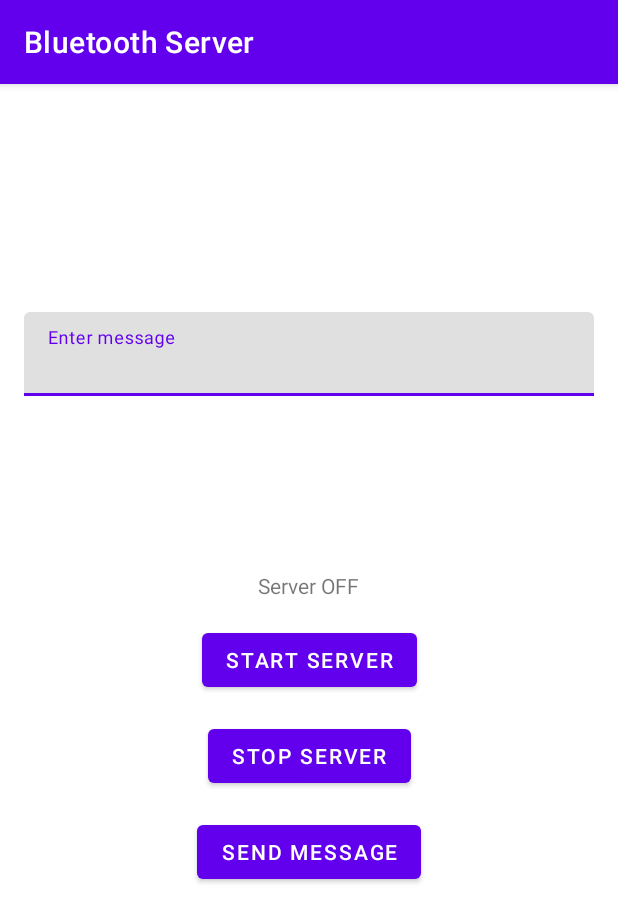
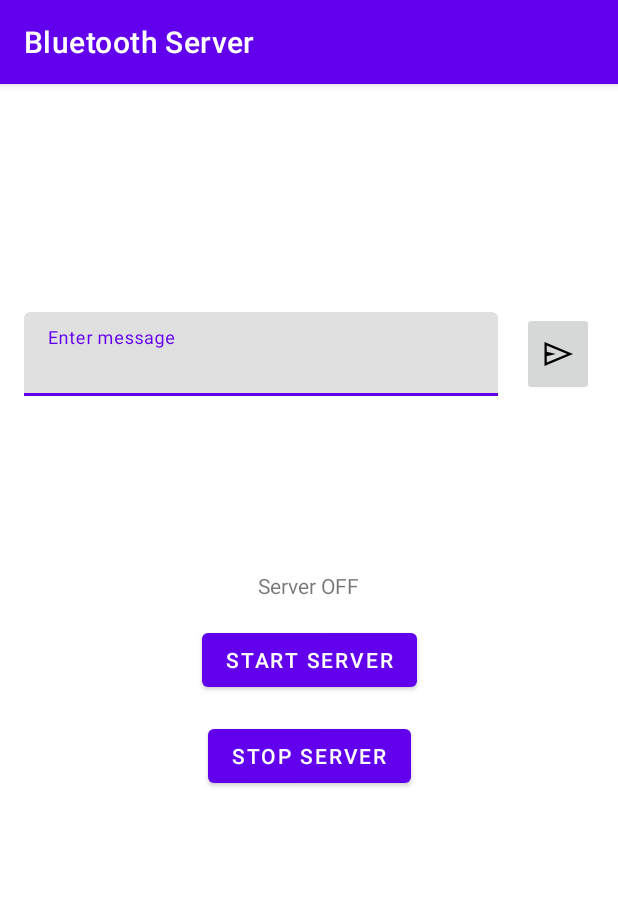
Before and after one commit to Gunock/Android-Bluetooth-Broadcasting, an Android app: the ServerActivity screen opened directly, with no data from a screen before it, on a phone screen of 412 x 824 dp. Shown: the top 922 px of the screen. Run offline under Robolectric (Android 15) with nearby library versions, the phone set to English and light mode, and no system bars; our stand-ins replace Dagger/Hilt's generated code.

Commit message:
Replaced server send button with image button

```diff
--- a/app/src/main/java/pl/gunock/bluetoothbroadcasting/ui/client/pickserver/BluetoothDeviceItemsAdapter.kt
+++ b/app/src/main/java/pl/gunock/bluetoothbroadcasting/ui/client/pickserver/BluetoothDeviceItemsAdapter.kt
@@ -9,6 +9,7 @@ import androidx.recyclerview.widget.ListAdapter
 import androidx.recyclerview.widget.RecyclerView
 import pl.gunock.bluetoothbroadcasting.databinding.ItemBluetoothDeviceBinding
 
+// TODO: Implement loading spinner for empty state
 class BluetoothDeviceItemsAdapter(
     context: Context,
     private val onItemClick: (item: BluetoothDeviceItem) -> Unit,
--- /dev/null
+++ b/app/src/main/res/drawable/send_fill0_wght400_grad0_opsz48.xml
@@ -0,0 +1,9 @@
+<vector android:height="24dp"
+    android:viewportHeight="960"
+    android:viewportWidth="960"
+    android:width="24dp"
+    xmlns:android="http://schemas.android.com/apk/res/android">
+    <path
+        android:fillColor="#FF000000"
+        android:pathData="M120,800L120,160l760,320 -760,320ZM180,707 L724,480 180,250v168l242,62 -242,60v167ZM180,707L180,250v457Z" />
+</vector>
--- a/app/src/main/res/layout/content_server.xml
+++ b/app/src/main/res/layout/content_server.xml
@@ -35,15 +35,17 @@
         app:layout_constraintStart_toStartOf="parent"
         app:layout_constraintTop_toBottomOf="@+id/btn_server_start" />
 
-    <Button
+    <ImageButton
         android:id="@+id/btn_send_message"
+        style="@android:style/Widget.Material.ImageButton"
         android:layout_width="wrap_content"
-        android:layout_height="wrap_content"
-        android:layout_marginTop="16dp"
-        android:text="@string/activity_server_send_message"
+        android:layout_height="0dp"
+        android:layout_marginEnd="16dp"
+        android:contentDescription="@string/activity_server_send_message"
+        android:src="@drawable/send_fill0_wght400_grad0_opsz48"
+        app:layout_constraintBottom_toBottomOf="@+id/tin_message"
         app:layout_constraintEnd_toEndOf="parent"
-        app:layout_constraintStart_toStartOf="parent"
-        app:layout_constraintTop_toBottomOf="@+id/btn_server_stop" />
+        app:layout_constraintTop_toTopOf="@+id/tin_message" />
 
     <com.google.android.material.textfield.TextInputLayout
         android:id="@+id/tin_message"
@@ -52,7 +54,7 @@
         android:layout_marginStart="16dp"
         android:layout_marginEnd="16dp"
         app:layout_constraintBottom_toTopOf="@+id/btn_server_start"
-        app:layout_constraintEnd_toEndOf="parent"
+        app:layout_constraintEnd_toStartOf="@+id/btn_send_message"
         app:layout_constraintStart_toStartOf="parent"
         app:layout_constraintTop_toTopOf="parent">
 
```
Also changed, not shown: app/src/main/res/drawable/baseline_bluetooth_connected_black_24dp.xml (+9 -2 lines), app/src/main/res/drawable/baseline_bluetooth_disabled_black_24dp.xml (+9 -2 lines).
